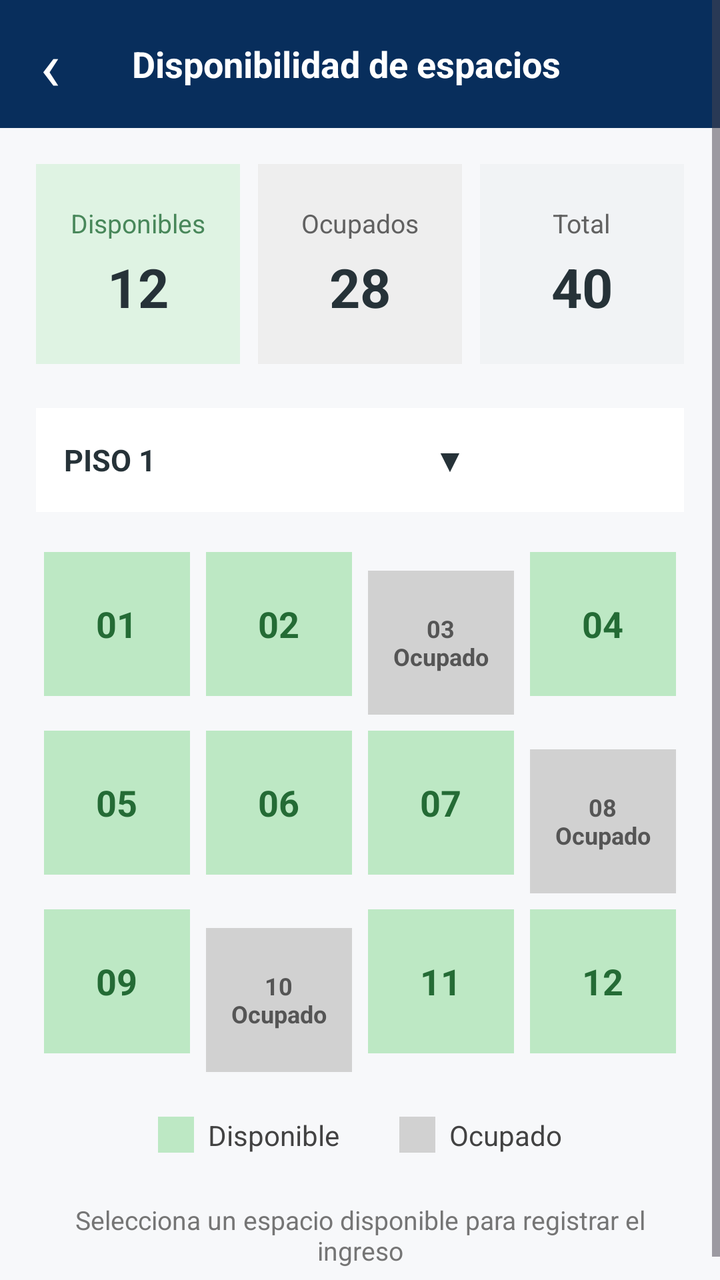
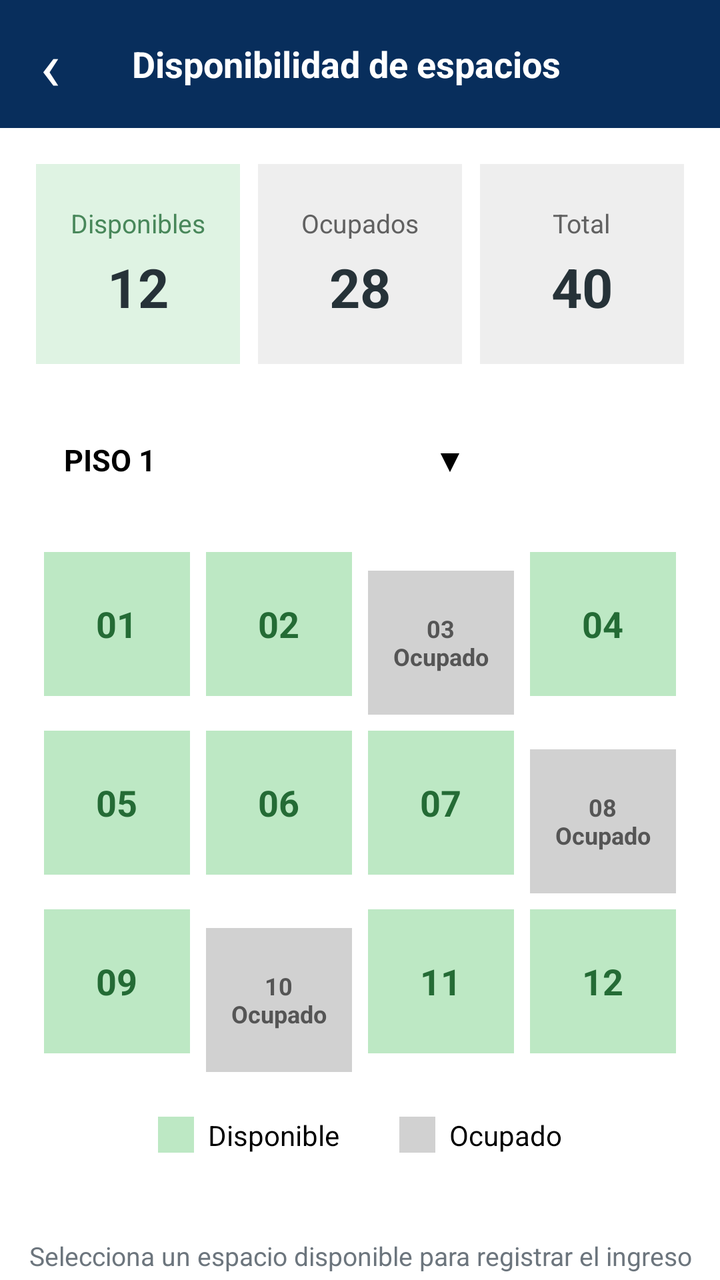

Screens rendered from an Android XML layout before and after an edit, with the pre-edit source and the edit as a unified diff.
<!-- AndroidManifest.xml: application theme Theme.ParkControl -->
<!-- res/layout/activity_spaces_availability.xml -->
<?xml version="1.0" encoding="utf-8"?>
<ScrollView xmlns:android="http://schemas.android.com/apk/res/android"
    xmlns:tools="http://schemas.android.com/tools"
    android:id="@+id/main"
    android:layout_width="match_parent"
    android:layout_height="match_parent"
    android:fillViewport="true"
    android:background="#F7F8FA"
    tools:context=".SpacesAvailabilityActivity">

    <LinearLayout
        android:layout_width="match_parent"
        android:layout_height="wrap_content"
        android:orientation="vertical">

        
        <LinearLayout
            android:layout_width="match_parent"
            android:layout_height="64dp"
            android:gravity="center_vertical"
            android:orientation="horizontal"
            android:paddingStart="20dp"
            android:paddingEnd="20dp"
            android:background="#082E5C">

            <TextView
                android:layout_width="wrap_content"
                android:layout_height="wrap_content"
                android:text="‹"
                android:textColor="#FFFFFF"
                android:textSize="34sp" />

            <TextView
                android:layout_width="0dp"
                android:layout_height="wrap_content"
                android:layout_weight="1"
                android:gravity="center"
                android:text="Disponibilidad de espacios"
                android:textColor="#FFFFFF"
                android:textSize="18sp"
                android:textStyle="bold" />

            <View
                android:layout_width="24dp"
                android:layout_height="1dp" />

        </LinearLayout>

        
        <LinearLayout
            android:layout_width="match_parent"
            android:layout_height="wrap_content"
            android:orientation="vertical"
            android:padding="18dp">

            
            <LinearLayout
                android:layout_width="match_parent"
                android:layout_height="100dp"
                android:orientation="horizontal">

                <LinearLayout
                    android:layout_width="0dp"
                    android:layout_height="match_parent"
                    android:layout_weight="1"
                    android:layout_marginEnd="6dp"
                    android:gravity="center"
                    android:orientation="vertical"
                    android:background="#DFF3E3">

                    <TextView
                        android:layout_width="wrap_content"
                        android:layout_height="wrap_content"
                        android:text="Disponibles"
                        android:textColor="#48875A"
                        android:textSize="13sp" />

                    <TextView
                        android:layout_width="wrap_content"
                        android:layout_height="wrap_content"
                        android:layout_marginTop="5dp"
                        android:text="12"
                        android:textColor="#263238"
                        android:textSize="27sp"
                        android:textStyle="bold" />

                </LinearLayout>

                <LinearLayout
                    android:layout_width="0dp"
                    android:layout_height="match_parent"
                    android:layout_weight="1"
                    android:layout_marginStart="3dp"
                    android:layout_marginEnd="3dp"
                    android:gravity="center"
                    android:orientation="vertical"
                    android:background="#EEEEEE">

                    <TextView
                        android:layout_width="wrap_content"
                        android:layout_height="wrap_content"
                        android:text="Ocupados"
                        android:textColor="#616161"
                        android:textSize="13sp" />

                    <TextView
                        android:layout_width="wrap_content"
                        android:layout_height="wrap_content"
                        android:layout_marginTop="5dp"
                        android:text="28"
                        android:textColor="#263238"
                        android:textSize="27sp"
                        android:textStyle="bold" />

                </LinearLayout>

                <LinearLayout
                    android:layout_width="0dp"
                    android:layout_height="match_parent"
                    android:layout_weight="1"
                    android:layout_marginStart="6dp"
                    android:gravity="center"
                    android:orientation="vertical"
                    android:background="#F1F3F5">

                    <TextView
                        android:layout_width="wrap_content"
                        android:layout_height="wrap_content"
                        android:text="Total"
                        android:textColor="#616161"
                        android:textSize="13sp" />

                    <TextView
                        android:layout_width="wrap_content"
                        android:layout_height="wrap_content"
                        android:layout_marginTop="5dp"
                        android:text="40"
                        android:textColor="#263238"
                        android:textSize="27sp"
                        android:textStyle="bold" />

                </LinearLayout>

            </LinearLayout>

            
            <TextView
                android:layout_width="match_parent"
                android:layout_height="52dp"
                android:layout_marginTop="22dp"
                android:gravity="center_vertical"
                android:paddingStart="14dp"
                android:paddingEnd="14dp"
                android:text="PISO 1                                      ▼"
                android:textColor="#263238"
                android:textSize="15sp"
                android:textStyle="bold"
                android:background="#FFFFFF" />

            
            <GridLayout
                android:layout_width="match_parent"
                android:layout_height="wrap_content"
                android:layout_marginTop="16dp"
                android:columnCount="4"
                android:rowCount="3">

                <TextView
                    android:id="@+id/slot01"
                    android:layout_width="0dp"
                    android:layout_height="72dp"
                    android:layout_columnWeight="1"
                    android:layout_margin="4dp"
                    android:gravity="center"
                    android:text="01"
                    android:textColor="#246B35"
                    android:textSize="18sp"
                    android:textStyle="bold"
                    android:background="#BDE8C4" />

                <TextView
                    android:id="@+id/slot02"
                    android:layout_width="0dp"
                    android:layout_height="72dp"
                    android:layout_columnWeight="1"
                    android:layout_margin="4dp"
                    android:gravity="center"
                    android:text="02"
                    android:textColor="#246B35"
                    android:textSize="18sp"
                    android:textStyle="bold"
                    android:background="#BDE8C4" />

                <TextView
                    android:layout_width="0dp"
                    android:layout_height="72dp"
                    android:layout_columnWeight="1"
                    android:layout_margin="4dp"
                    android:gravity="center"
                    android:text="03&#10;Ocupado"
                    android:textColor="#555555"
                    android:textSize="12sp"
                    android:textStyle="bold"
                    android:background="#D1D1D1" />

                <TextView
                    android:id="@+id/slot04"
                    android:layout_width="0dp"
                    android:layout_height="72dp"
                    android:layout_columnWeight="1"
                    android:layout_margin="4dp"
                    android:gravity="center"
                    android:text="04"
                    android:textColor="#246B35"
                    android:textSize="18sp"
                    android:textStyle="bold"
                    android:background="#BDE8C4" />

                <TextView
                    android:id="@+id/slot05"
                    android:layout_width="0dp"
                    android:layout_height="72dp"
                    android:layout_columnWeight="1"
                    android:layout_margin="4dp"
                    android:gravity="center"
                    android:text="05"
                    android:textColor="#246B35"
                    android:textSize="18sp"
                    android:textStyle="bold"
                    android:background="#BDE8C4" />

                <TextView
                    android:id="@+id/slot06"
                    android:layout_width="0dp"
                    android:layout_height="72dp"
                    android:layout_columnWeight="1"
                    android:layout_margin="4dp"
                    android:gravity="center"
                    android:text="06"
                    android:textColor="#246B35"
                    android:textSize="18sp"
                    android:textStyle="bold"
                    android:background="#BDE8C4" />

                <TextView
                    android:id="@+id/slot07"
                    android:layout_width="0dp"
                    android:layout_height="72dp"
                    android:layout_columnWeight="1"
                    android:layout_margin="4dp"
                    android:gravity="center"
                    android:text="07"
                    android:textColor="#246B35"
                    android:textSize="18sp"
                    android:textStyle="bold"
                    android:background="#BDE8C4" />

                <TextView
                    android:layout_width="0dp"
                    android:layout_height="72dp"
                    android:layout_columnWeight="1"
                    android:layout_margin="4dp"
                    android:gravity="center"
                    android:text="08&#10;Ocupado"
                    android:textColor="#555555"
                    android:textSize="12sp"
                    android:textStyle="bold"
                    android:background="#D1D1D1" />

                <TextView
                    android:id="@+id/slot09"
                    android:layout_width="0dp"
                    android:layout_height="72dp"
                    android:layout_columnWeight="1"
                    android:layout_margin="4dp"
                    android:gravity="center"
                    android:text="09"
                    android:textColor="#246B35"
                    android:textSize="18sp"
                    android:textStyle="bold"
                    android:background="#BDE8C4" />

                <TextView
                    android:layout_width="0dp"
                    android:layout_height="72dp"
                    android:layout_columnWeight="1"
                    android:layout_margin="4dp"
                    android:gravity="center"
                    android:text="10&#10;Ocupado"
                    android:textColor="#555555"
                    android:textSize="12sp"
                    android:textStyle="bold"
                    android:background="#D1D1D1" />

                <TextView
                    android:id="@+id/slot11"
                    android:layout_width="0dp"
                    android:layout_height="72dp"
                    android:layout_columnWeight="1"
                    android:layout_margin="4dp"
                    android:gravity="center"
                    android:text="11"
                    android:textColor="#246B35"
                    android:textSize="18sp"
                    android:textStyle="bold"
                    android:background="#BDE8C4" />

                <TextView
                    android:id="@+id/slot12"
                    android:layout_width="0dp"
                    android:layout_height="72dp"
                    android:layout_columnWeight="1"
                    android:layout_margin="4dp"
                    android:gravity="center"
                    android:text="12"
                    android:textColor="#246B35"
                    android:textSize="18sp"
                    android:textStyle="bold"
                    android:background="#BDE8C4" />

            </GridLayout>

            
            <LinearLayout
                android:layout_width="match_parent"
                android:layout_height="wrap_content"
                android:layout_marginTop="18dp"
                android:gravity="center"
                android:orientation="horizontal">

                <View
                    android:layout_width="18dp"
                    android:layout_height="18dp"
                    android:background="#BDE8C4" />

                <TextView
                    android:layout_width="wrap_content"
                    android:layout_height="wrap_content"
                    android:layout_marginStart="7dp"
                    android:text="Disponible"
                    android:textColor="#424242"
                    android:textSize="14sp" />

                <View
                    android:layout_width="18dp"
                    android:layout_height="18dp"
                    android:layout_marginStart="30dp"
                    android:background="#D1D1D1" />

                <TextView
                    android:layout_width="wrap_content"
                    android:layout_height="wrap_content"
                    android:layout_marginStart="7dp"
                    android:text="Ocupado"
                    android:textColor="#424242"
                    android:textSize="14sp" />

            </LinearLayout>

            <TextView
                android:layout_width="match_parent"
                android:layout_height="wrap_content"
                android:layout_marginTop="24dp"
                android:gravity="center"
                android:text="Selecciona un espacio disponible para registrar el ingreso"
                android:textColor="#757575"
                android:textSize="13sp" />

        </LinearLayout>

    </LinearLayout>

</ScrollView>
<!-- resources referenced by this layout -->
<resources>
  <style name="Theme.ParkControl" parent="Base.Theme.ParkControl" />
  <style name="Base.Theme.ParkControl" parent="Theme.Material3.DayNight.NoActionBar">
          
          
      </style>
</resources>

<!-- the commit's change to res/layout/activity_spaces_availability.xml (unified diff, before → after) -->
@@ -5,7 +5,7 @@
     android:layout_width="match_parent"
     android:layout_height="match_parent"
     android:fillViewport="true"
-    android:background="#F7F8FA"
+    android:background="@color/white"
     tools:context=".SpacesAvailabilityActivity">
 
     <LinearLayout
@@ -66,7 +66,7 @@
                     android:layout_marginEnd="6dp"
                     android:gravity="center"
                     android:orientation="vertical"
-                    android:background="#DFF3E3">
+                    android:background="@color/green_info">
 
                     <TextView
                         android:layout_width="wrap_content"
@@ -94,7 +94,7 @@
                     android:layout_marginEnd="3dp"
                     android:gravity="center"
                     android:orientation="vertical"
-                    android:background="#EEEEEE">
+                    android:background="@color/grey_info">
 
                     <TextView
                         android:layout_width="wrap_content"
@@ -121,7 +121,7 @@
                     android:layout_marginStart="6dp"
                     android:gravity="center"
                     android:orientation="vertical"
-                    android:background="#F1F3F5">
+                    android:background="@color/grey_info">
 
                     <TextView
                         android:layout_width="wrap_content"
@@ -152,10 +152,10 @@
                 android:paddingStart="14dp"
                 android:paddingEnd="14dp"
                 android:text="PISO 1                                      ▼"
-                android:textColor="#263238"
+                android:textColor="@color/black"
                 android:textSize="15sp"
                 android:textStyle="bold"
-                android:background="#FFFFFF" />
+                android:background="@color/white" />
 
             
             <GridLayout
@@ -173,10 +173,10 @@
                     android:layout_margin="4dp"
                     android:gravity="center"
                     android:text="01"
-                    android:textColor="#246B35"
-                    android:textSize="18sp"
-                    android:textStyle="bold"
-                    android:background="#BDE8C4" />
+                    android:textColor="@color/green_selection_text"
+                    android:textSize="18sp"
+                    android:textStyle="bold"
+                    android:background="@color/green_selection" />
 
                 <TextView
                     android:id="@+id/slot02"
@@ -186,10 +186,10 @@
                     android:layout_margin="4dp"
                     android:gravity="center"
                     android:text="02"
-                    android:textColor="#246B35"
-                    android:textSize="18sp"
-                    android:textStyle="bold"
-                    android:background="#BDE8C4" />
+                    android:textColor="@color/green_selection_text"
+                    android:textSize="18sp"
+                    android:textStyle="bold"
+                    android:background="@color/green_selection" />
 
                 <TextView
                     android:layout_width="0dp"
@@ -198,10 +198,10 @@
                     android:layout_margin="4dp"
                     android:gravity="center"
                     android:text="03&#10;Ocupado"
-                    android:textColor="#555555"
+                    android:textColor="@color/grey_selection_text"
                     android:textSize="12sp"
                     android:textStyle="bold"
-                    android:background="#D1D1D1" />
+                    android:background="@color/grey_selection" />
 
                 <TextView
                     android:id="@+id/slot04"
@@ -211,10 +211,10 @@
                     android:layout_margin="4dp"
                     android:gravity="center"
                     android:text="04"
-                    android:textColor="#246B35"
-                    android:textSize="18sp"
-                    android:textStyle="bold"
-                    android:background="#BDE8C4" />
+                    android:textColor="@color/green_selection_text"
+                    android:textSize="18sp"
+                    android:textStyle="bold"
+                    android:background="@color/green_selection" />
 
                 <TextView
                     android:id="@+id/slot05"
@@ -224,10 +224,10 @@
                     android:layout_margin="4dp"
                     android:gravity="center"
                     android:text="05"
-                    android:textColor="#246B35"
-                    android:textSize="18sp"
-                    android:textStyle="bold"
-                    android:background="#BDE8C4" />
+                    android:textColor="@color/green_selection_text"
+                    android:textSize="18sp"
+                    android:textStyle="bold"
+                    android:background="@color/green_selection" />
 
                 <TextView
                     android:id="@+id/slot06"
@@ -237,10 +237,10 @@
                     android:layout_margin="4dp"
                     android:gravity="center"
                     android:text="06"
-                    android:textColor="#246B35"
-                    android:textSize="18sp"
-                    android:textStyle="bold"
-                    android:background="#BDE8C4" />
+                    android:textColor="@color/green_selection_text"
+                    android:textSize="18sp"
+                    android:textStyle="bold"
+                    android:background="@color/green_selection" />
 
                 <TextView
                     android:id="@+id/slot07"
@@ -250,10 +250,10 @@
                     android:layout_margin="4dp"
                     android:gravity="center"
                     android:text="07"
-                    android:textColor="#246B35"
-                    android:textSize="18sp"
-                    android:textStyle="bold"
-                    android:background="#BDE8C4" />
+                    android:textColor="@color/green_selection_text"
+                    android:textSize="18sp"
+                    android:textStyle="bold"
+                    android:background="@color/green_selection" />
 
                 <TextView
                     android:layout_width="0dp"
@@ -262,10 +262,10 @@
                     android:layout_margin="4dp"
                     android:gravity="center"
                     android:text="08&#10;Ocupado"
-                    android:textColor="#555555"
+                    android:textColor="@color/grey_selection_text"
                     android:textSize="12sp"
                     android:textStyle="bold"
-                    android:background="#D1D1D1" />
+                    android:background="@color/grey_selection" />
 
                 <TextView
                     android:id="@+id/slot09"
@@ -275,10 +275,10 @@
                     android:layout_margin="4dp"
                     android:gravity="center"
                     android:text="09"
-                    android:textColor="#246B35"
-                    android:textSize="18sp"
-                    android:textStyle="bold"
-                    android:background="#BDE8C4" />
+                    android:textColor="@color/green_selection_text"
+                    android:textSize="18sp"
+                    android:textStyle="bold"
+                    android:background="@color/green_selection" />
 
                 <TextView
                     android:layout_width="0dp"
@@ -287,10 +287,10 @@
                     android:layout_margin="4dp"
                     android:gravity="center"
                     android:text="10&#10;Ocupado"
-                    android:textColor="#555555"
+                    android:textColor="@color/grey_selection_text"
                     android:textSize="12sp"
                     android:textStyle="bold"
-                    android:background="#D1D1D1" />
+                    android:background="@color/grey_selection" />
 
                 <TextView
                     android:id="@+id/slot11"
@@ -300,10 +300,10 @@
                     android:layout_margin="4dp"
                     android:gravity="center"
                     android:text="11"
-                    android:textColor="#246B35"
-                    android:textSize="18sp"
-                    android:textStyle="bold"
-                    android:background="#BDE8C4" />
+                    android:textColor="@color/green_selection_text"
+                    android:textSize="18sp"
+                    android:textStyle="bold"
+                    android:background="@color/green_selection" />
 
                 <TextView
                     android:id="@+id/slot12"
@@ -313,10 +313,10 @@
                     android:layout_margin="4dp"
                     android:gravity="center"
                     android:text="12"
-                    android:textColor="#246B35"
-                    android:textSize="18sp"
-                    android:textStyle="bold"
-                    android:background="#BDE8C4" />
+                    android:textColor="@color/green_selection_text"
+                    android:textSize="18sp"
+                    android:textStyle="bold"
+                    android:background="@color/green_selection" />
 
             </GridLayout>
 
@@ -331,43 +331,43 @@
                 <View
                     android:layout_width="18dp"
                     android:layout_height="18dp"
-                    android:background="#BDE8C4" />
+                    android:background="@color/green_selection" />
 
                 <TextView
                     android:layout_width="wrap_content"
                     android:layout_height="wrap_content"
                     android:layout_marginStart="7dp"
                     android:text="Disponible"
-                    android:textColor="#424242"
+                    android:textColor="@color/black"
                     android:textSize="14sp" />
 
                 <View
                     android:layout_width="18dp"
                     android:layout_height="18dp"
                     android:layout_marginStart="30dp"
-                    android:background="#D1D1D1" />
+                    android:background="@color/grey_selection" />
 
                 <TextView
                     android:layout_width="wrap_content"
                     android:layout_height="wrap_content"
                     android:layout_marginStart="7dp"
                     android:text="Ocupado"
-                    android:textColor="#424242"
+                    android:textColor="@color/black"
                     android:textSize="14sp" />
 
             </LinearLayout>
 
-            <TextView
-                android:layout_width="match_parent"
-                android:layout_height="wrap_content"
-                android:layout_marginTop="24dp"
-                android:gravity="center"
-                android:text="Selecciona un espacio disponible para registrar el ingreso"
-                android:textColor="#757575"
-                android:textSize="13sp" />
-
         </LinearLayout>
 
+        <TextView
+            android:layout_width="match_parent"
+            android:layout_height="wrap_content"
+            android:layout_marginTop="24dp"
+            android:gravity="center"
+            android:text="Selecciona un espacio disponible para registrar el ingreso"
+            android:textColor="@color/grey_text"
+            android:textSize="13sp" />
+
     </LinearLayout>
 
 </ScrollView>
<!-- resource entries referenced after the edit -->
@@ -1,7 +1,17 @@
 <!-- resources referenced by this layout -->
 <resources>
+  <color name="black">#000000</color>
+  <color name="green_info">#DFF3E3</color>
+  <color name="green_selection">#BDE8C4</color>
+  <color name="green_selection_text">#246B35</color>
+  <color name="grey_info">#EEEEEE</color>
+  <color name="grey_selection">#D1D1D1</color>
+  <color name="grey_selection_text">#555555</color>
+  <color name="grey_text">#6C757D</color>
+  <color name="white">#FFFFFF</color>
   <style name="Theme.ParkControl" parent="Base.Theme.ParkControl" />
   <style name="Base.Theme.ParkControl" parent="Theme.Material3.DayNight.NoActionBar">
+          
           
           
       </style>
